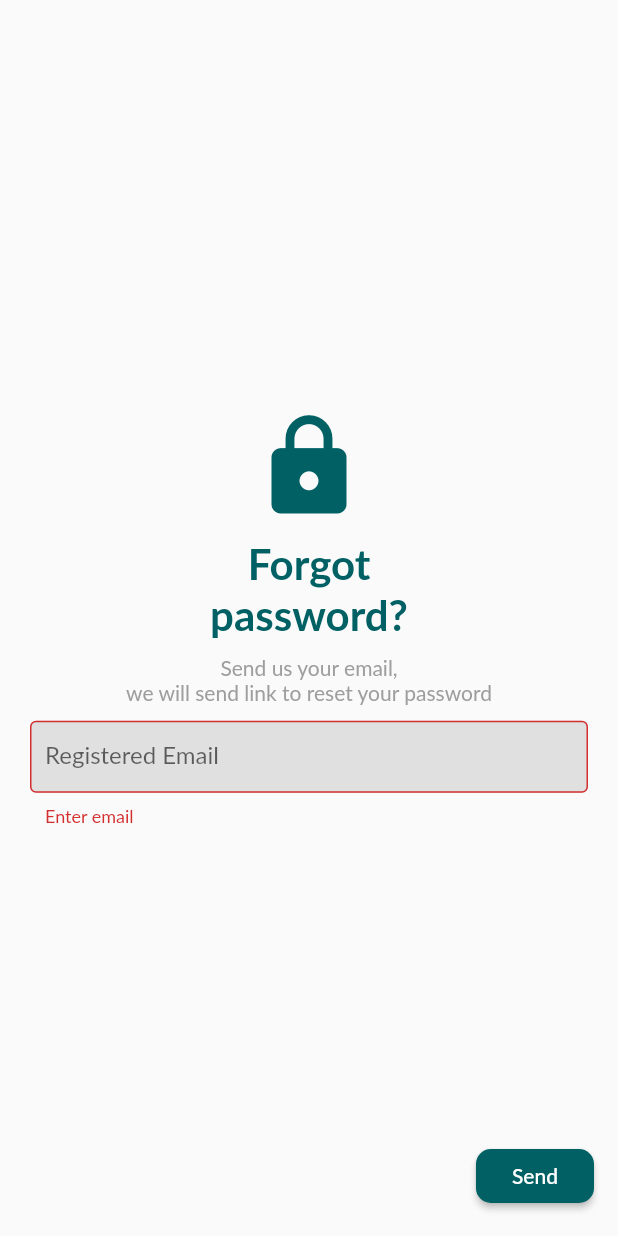
After one commit to deeppatel8259/free_book, a Flutter app: the PasswordResetScreen screen opened by its route, after a tap on "Send", on a phone screen of 412 x 824 dp. The commit adds this screen. Run offline on Flutter 3.47's test engine with Material 2 defaults, Android fonts, the phone set to English and light mode, and no system bars; our stand-ins replace cloud_firestore, email_validator, firebase_auth, firebase_core, flutter_signin_button, google_sign_in and 1 more; missing offline and left inert: geocoder, open_mail_app; accounts and stored records are empty; Roboto replaces fonts that are missing (Lato).

Commit message:
email verification & Reset Password done

```diff
--- a/lib/Screens/authentication/email_auth_screen.dart
+++ b/lib/Screens/authentication/email_auth_screen.dart
@@ -1,6 +1,7 @@
 import 'package:email_validator/email_validator.dart';
 import 'package:flutter/cupertino.dart';
 import 'package:flutter/material.dart';
+import 'package:free_book/Screens/authentication/reset_password_screen.dart';
 import 'package:free_book/services/emailAuth_service.dart';
 
 class EmailAuthScreen extends StatefulWidget {
@@ -46,6 +47,7 @@ class _EmailAuthScreenState extends State<EmailAuthScreen> {
   @override
   Widget build(BuildContext context) {
     return Scaffold(
+      resizeToAvoidBottomInset: false,
       appBar: AppBar(
         elevation: 1,
         backgroundColor: Colors.white,
@@ -154,14 +156,14 @@ class _EmailAuthScreenState extends State<EmailAuthScreen> {
                   }
                 },
               ),
-              SizedBox(
-                height: 10,
-              ),
               Align(
                 alignment: Alignment.centerRight,
-                child: Text(
-                  'Forgot password?',
-                  style: TextStyle(fontWeight: FontWeight.bold,color: Colors.blue),
+                child: TextButton(
+                child: Text('Forgot password?',
+                  style: TextStyle(fontWeight: FontWeight.bold,color: Colors.blue),),
+                  onPressed: (){
+                    Navigator.pushNamed(context,PasswordResetScreen.id);
+                  },
                 ),
               ),
               Row(
--- /dev/null
+++ b/lib/Screens/authentication/reset_password_screen.dart
@@ -0,0 +1,100 @@
+import 'package:email_validator/email_validator.dart';
+import 'package:firebase_auth/firebase_auth.dart';
+import 'package:flutter/material.dart';
+import 'package:free_book/Screens/authentication/email_auth_screen.dart';
+
+class PasswordResetScreen extends StatelessWidget {
+  static const String id = 'password-reset-screen';
+
+  @override
+  Widget build(BuildContext context) {
+    var _emailController = TextEditingController();
+    final _formKey = GlobalKey<FormState>();
+
+    return Scaffold(
+        body: Form(
+          key: _formKey,
+          child: Center(
+            child: Padding(
+              padding: const EdgeInsets.all(20.0),
+              child: Column(
+                mainAxisSize: MainAxisSize.min,
+                children: [
+                  Icon(
+                    Icons.lock,
+                    color: Theme.of(context).primaryColor,
+                    size: 75,
+                  ),
+                  SizedBox(
+                    height: 10,
+                  ),
+                  Text(
+                    'Forgot\npassword?',
+                    textAlign: TextAlign.center,
+                    style: TextStyle(
+                        fontWeight: FontWeight.bold,
+                        fontSize: 28,
+                        color: Theme.of(context).primaryColor),
+                  ),
+                  SizedBox(
+                    height: 10,
+                  ),
+                  Text(
+                    'Send us your email,\nwe will send link to reset your password',
+                    textAlign: TextAlign.center,
+                    style: TextStyle(color: Colors.grey),
+                  ),
+                  SizedBox(
+                    height: 10,
+                  ),
+                  TextFormField(
+                    textAlign: TextAlign.center,
+                    controller: _emailController,
+                    decoration: InputDecoration(
+                      contentPadding: EdgeInsets.only(left: 10),
+                      labelText: 'Registered Email',
+                      filled: true,
+                      fillColor: Colors.grey.shade300,
+                      border: OutlineInputBorder(
+                        borderRadius: BorderRadius.circular(4),
+                      ),
+                    ),
+                    validator: (value) {
+                      final bool isValid =
+                      EmailValidator.validate(_emailController.text);
+                      if (value == null || value.isEmpty) {
+                        return 'Enter email';
+                      }
+                      if (value.isNotEmpty && isValid == false) {
+                        return 'Enter valid email';
+                      }
+                      return null;
+                    },
+                  ),
+                ],
+              ),
+            ),
+          ),
+        ),
+        floatingActionButton: ElevatedButton(
+          style: ElevatedButton.styleFrom(
+            primary: Theme.of(context).primaryColor,
+            shape: new RoundedRectangleBorder(
+              borderRadius: new BorderRadius.circular(10.0),
+            ),
+          ),
+          child: Padding(
+            padding: const EdgeInsets.all(8.0),
+            child: Text('Send'),),
+            onPressed: () {
+            if(_formKey.currentState!.validate())
+              {
+                FirebaseAuth.instance.sendPasswordResetEmail(email: _emailController.text).then((value) {
+                  Navigator.pushReplacementNamed(context, EmailAuthScreen.id);
+                });
+              }
+
+            },
+        ));
+  }
+}
--- a/lib/main.dart
+++ b/lib/main.dart
@@ -3,6 +3,7 @@ import 'package:firebase_core/firebase_core.dart';
 import 'package:flutter/material.dart';
 import 'package:free_book/Screens/authentication/email_auth_screen.dart';
 import 'package:free_book/Screens/authentication/email_verification_screen.dart';
+import 'package:free_book/Screens/authentication/reset_password_screen.dart';
 import 'package:free_book/Screens/home_screen.dart';
 import 'Screens/home_screen.dart';
 import 'Screens/SplashScreen.dart';
@@ -37,7 +38,7 @@ class MyApp extends StatelessWidget {
         LocationScreen.id: (context) => LocationScreen(),
         HomeScreen.id: (context) => HomeScreen(locationData: locationData,),
         EmailAuthScreen.id: (context) => EmailAuthScreen(),
-        EmailVerificationScreen.id: (context) => EmailVerificationScreen(),
+        PasswordResetScreen.id: (context) => PasswordResetScreen(),
       },
     );
 
```
